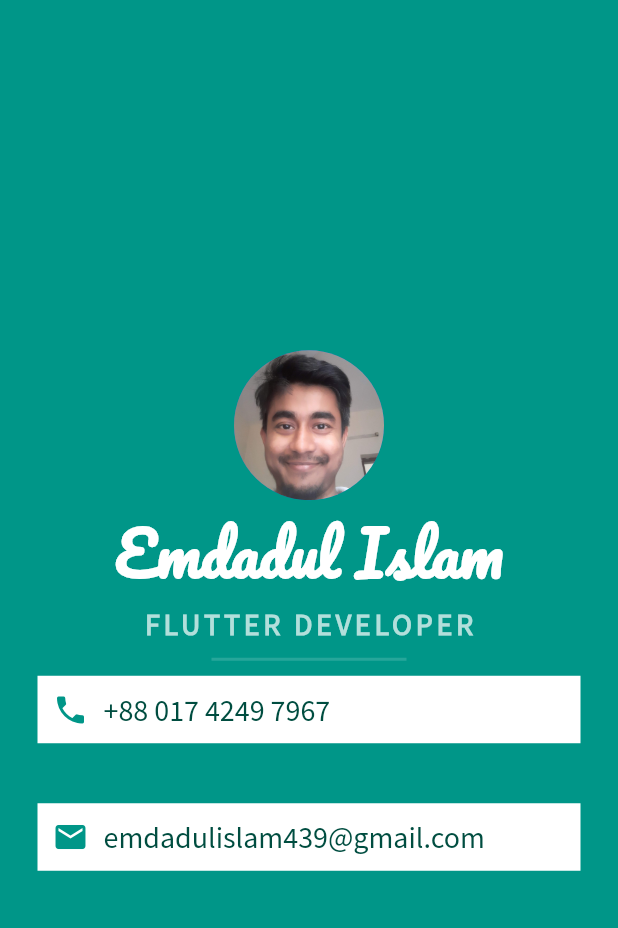
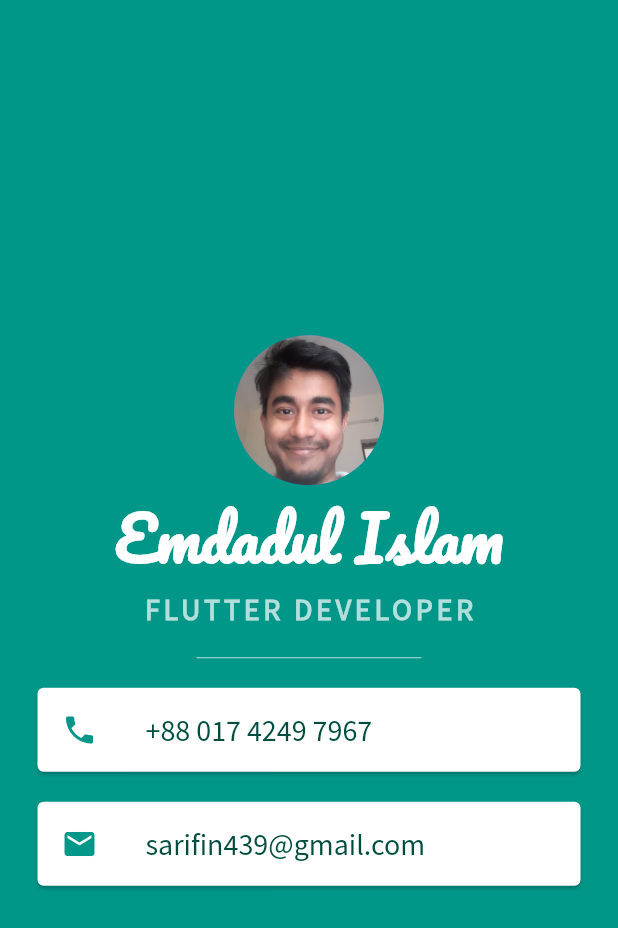
Before and after one commit to emdadul-islam439/mi_card_app_flutter, a Flutter app: the screen it shows after launch, on a phone screen of 412 x 824 dp. Shown: the top 928 px of the screen. Run offline on Flutter 3.47's test engine with Material 2 defaults, Android fonts, the phone set to English and light mode, and no system bars; missing offline and left inert: dart:ffi.

Commit message:
finished the project.

```diff
--- a/lib/main.dart
+++ b/lib/main.dart
@@ -46,29 +46,23 @@ class MyApp extends StatelessWidget {
                 height: 10.0,
               ),
               SizedBox(
-                width: 130.0,
-                height: 2.0,
-                child: ColoredBox(
-                  color: Colors.teal.shade400,
+                width: 150.0,
+                height: 20.0,
+                child: Divider(
+                  color: Colors.teal.shade100,
                 ),
               ),
-              Container(
-                color: Colors.white,
+              Card(
                 margin: const EdgeInsets.symmetric(
                   horizontal: 25.0,
                   vertical: 10.0,
                 ),
-                padding: const EdgeInsets.all(10.0),
-                child: Row(
-                  children: [
-                    const Icon(
+                child: ListTile(
+                  leading: const Icon(
                     Icons.phone,
                     color: Colors.teal,
                   ),
-                    const SizedBox(
-                      width: 10.0,
-                    ),
-                    Text(
+                  title: Text(
                     '+88 017 4249 7967',
                     style: TextStyle(
                       color: Colors.teal.shade900,
@@ -76,37 +70,26 @@ class MyApp extends StatelessWidget {
                       fontSize: 20.0,
                     ),
                   ),
-                  ],
                 ),
               ),
-              const SizedBox(
-                height: 20.0,
-              ),
-              Container(
-                color: Colors.white,
+              Card(
                 margin: const EdgeInsets.symmetric(
                   horizontal: 25.0,
                   vertical: 10.0,
                 ),
-                padding: const EdgeInsets.all(10.0),
-                child: Row(
-                  children: [
-                    const Icon(
+                child: ListTile(
+                  leading: const Icon(
                     Icons.email,
                     color: Colors.teal,
                   ),
-                    const SizedBox(
-                      width: 10.0,
-                    ),
-                    Text(
-                      'emdadulislam439@gmail.com',
+                  title: Text(
+                    'sarifin439@gmail.com',
                     style: TextStyle(
                       color: Colors.teal.shade900,
                       fontFamily: "Source Sans Pro",
                       fontSize: 20.0,
                     ),
                   ),
-                  ],
                 ),
               ),
             ],
```
Lines whose indentation alone changed are shown as unchanged.
